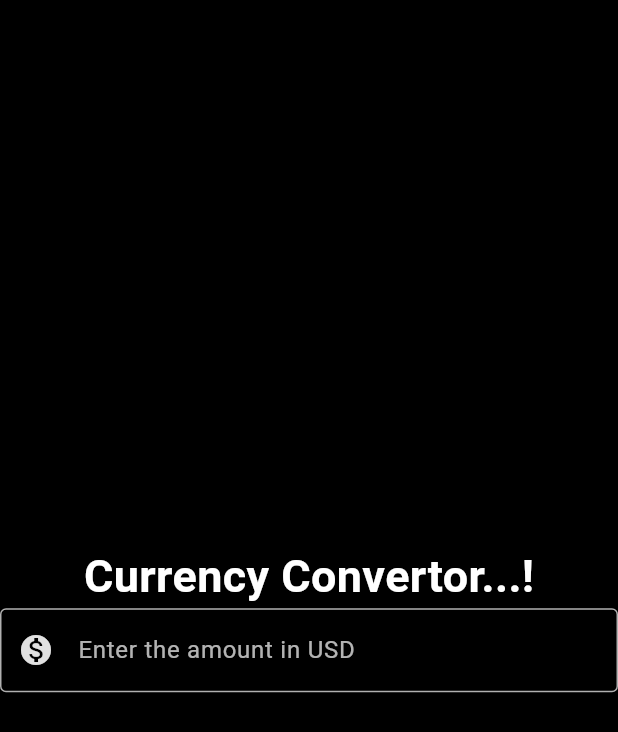
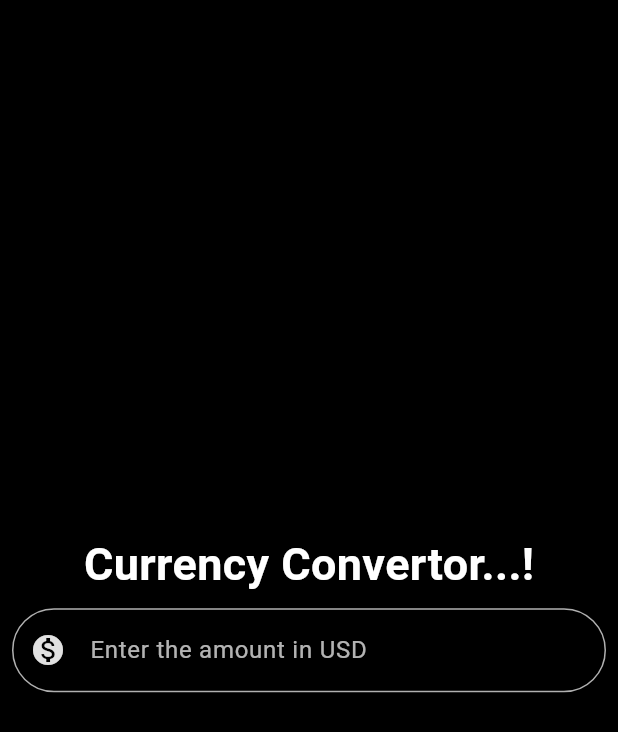
Before and after one commit to R-Mohammed-Hasan/currency-convertor, a Flutter app: the screen it shows after launch, on a phone screen of 412 x 824 dp. Shown: the top 732 px of the screen. Run offline on Flutter 3.47's test engine with Material 3 defaults, Android fonts, the phone set to English and light mode, and no system bars.

Commit message:
Updated stylings

```diff
--- a/lib/currency_convertor.dart
+++ b/lib/currency_convertor.dart
@@ -20,18 +20,24 @@ class CurrencyConvertorMaterialApp extends StatelessWidget {
               // color: Color.fromARGB(255, 48, 44, 255),
             ),
           ),
-          TextField(
+          Padding(
+            padding: EdgeInsets.all(8.0),
+            child: TextField(
+              cursorColor: Colors.white,
               decoration: InputDecoration(
-              border: OutlineInputBorder(),
-              focusedBorder: OutlineInputBorder(
-                borderSide: BorderSide(
-                  color: Color.fromARGB(255, 255, 255, 255),
-                ),
-              ),
                 enabledBorder: OutlineInputBorder(
                   borderSide: BorderSide(
                     color: Color.fromARGB(176, 255, 255, 255),
                   ),
+                  borderRadius: BorderRadius.all(
+                      Radius.circular(50)), // set the border radius here
+                ),
+                focusedBorder: OutlineInputBorder(
+                  borderSide: BorderSide(
+                    color: Color.fromARGB(255, 255, 255, 255),
+                    width: 2,
+                  ),
+                  borderRadius: BorderRadius.all(Radius.circular(40)),
                 ),
                 hoverColor: Colors.white,
                 labelText: 'Enter the amount in USD',
@@ -46,6 +52,8 @@ class CurrencyConvertorMaterialApp extends StatelessWidget {
               style: TextStyle(
                 color: Color.fromARGB(255, 255, 255, 255),
               ),
+              keyboardType: TextInputType.numberWithOptions(decimal: true),
+            ),
           ),
         ],
       )),
```
Lines whose indentation alone changed are shown as unchanged.
